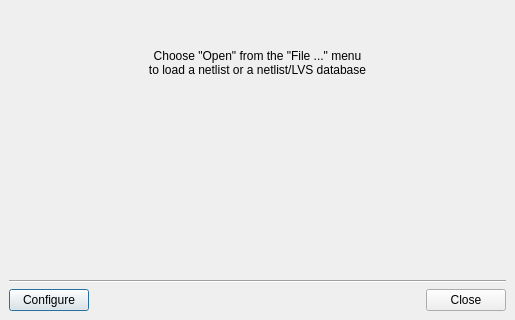
Old version of the form src/laybasic/laybasic/NetlistBrowserDialog.ui in the repository KLayout/klayout; both pictures show x 0 to 515 and y 233 to 553 of the 515 by 553 pixel window.
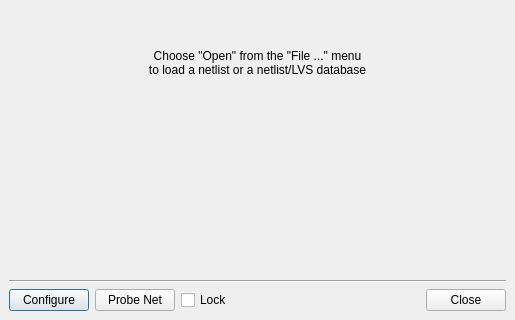
New version of the form. Custom widgets are drawn as their Qt base class.

Commit message: Netlist browser: some bug fixes in search, probe net feature.

Diff of the .ui file:
```diff
--- a/src/laybasic/laybasic/NetlistBrowserDialog.ui
+++ b/src/laybasic/laybasic/NetlistBrowserDialog.ui
@@ -285,6 +285,23 @@
         </property>
        </widget>
       </item>
+      <item>
+       <widget class="QPushButton" name="probe_pb">
+        <property name="toolTip">
+         <string>Select a new by clicking on a shape</string>
+        </property>
+        <property name="text">
+         <string>Probe Net</string>
+        </property>
+       </widget>
+      </item>
+      <item>
+       <widget class="QCheckBox" name="sticky_cbx">
+        <property name="text">
+         <string>Lock</string>
+        </property>
+       </widget>
+      </item>
       <item>
        <spacer>
         <property name="orientation">
```
The commit also changes 6 other files.
